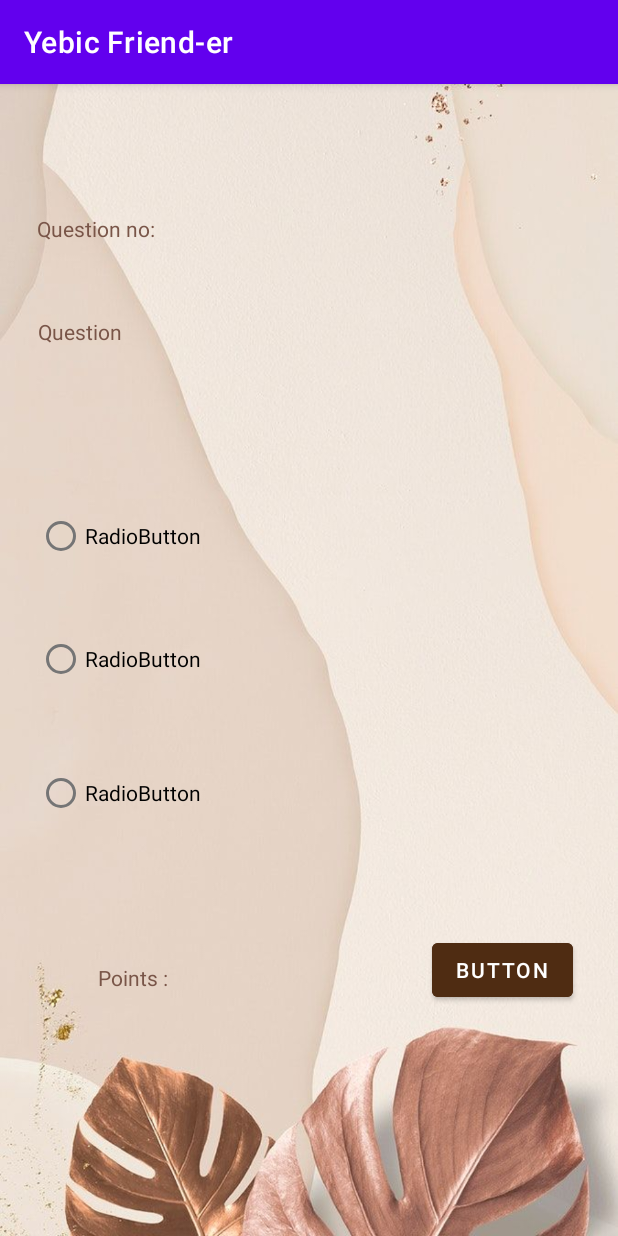
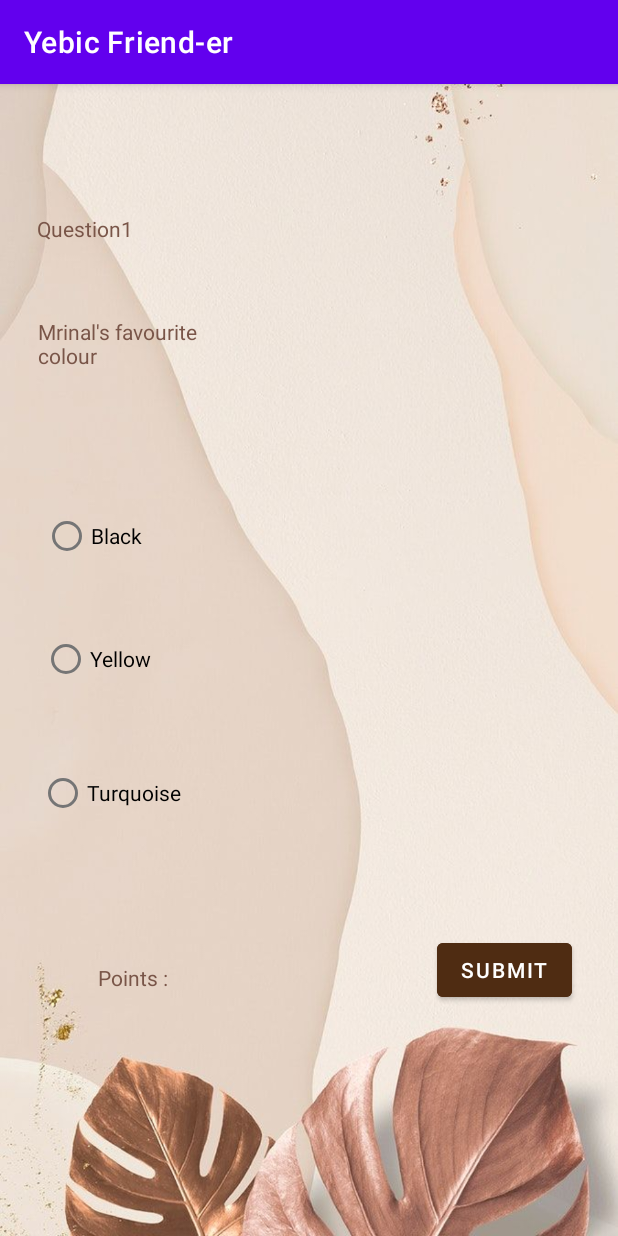
Before and after one commit to Mriiki/Yebic-Friender, an Android app: the SecondActivity screen opened directly, with no data from a screen before it, on a phone screen of 412 x 824 dp. Run offline under Robolectric (Android 15) with nearby library versions, the phone set to English and light mode, and no system bars.

```diff
--- a/YebicFriender/app/src/main/java/com/example/yebicfriend_er/MainActivity.kt
+++ b/YebicFriender/app/src/main/java/com/example/yebicfriend_er/MainActivity.kt
@@ -1,11 +1,22 @@
 package com.example.yebicfriend_er
 
+import android.content.Intent
 import androidx.appcompat.app.AppCompatActivity
 import android.os.Bundle
+import android.widget.Button
 
 class MainActivity : AppCompatActivity() {
     override fun onCreate(savedInstanceState: Bundle?) {
         super.onCreate(savedInstanceState)
         setContentView(R.layout.activity_main)
+
+        var btn1: Button = findViewById(R.id.button2)
+        var intent = Intent (this , SecondActivity::class.java)
+
+        btn1.setOnClickListener{
+            startActivity(intent)
+            finish()
+        }
+
     }
 }
--- a/YebicFriender/app/src/main/java/com/example/yebicfriend_er/SecondActivity.kt
+++ b/YebicFriender/app/src/main/java/com/example/yebicfriend_er/SecondActivity.kt
@@ -1,11 +1,190 @@
 package com.example.yebicfriend_er
 
+import android.content.Intent
 import androidx.appcompat.app.AppCompatActivity
 import android.os.Bundle
+import android.widget.Button
+import android.widget.RadioButton
+import android.widget.TextView
 
 class SecondActivity : AppCompatActivity() {
+    private lateinit var pointText: TextView
+    private lateinit var questionNoText: TextView
+    private lateinit var questionText: TextView
+    private lateinit var optionAText: RadioButton
+    private lateinit var optionBText: RadioButton
+    private lateinit var optionCText: RadioButton
+    private lateinit var submitButton: Button
+
+    private lateinit var questionBank: ArrayList<Question>
+    private var questionNo: Int = 0
+    private var answer: String = ""
+    private var score: Int = 0
+
+
     override fun onCreate(savedInstanceState: Bundle?) {
         super.onCreate(savedInstanceState)
         setContentView(R.layout.activity_second)
+        pointText = findViewById(R.id.textView)
+        questionNoText = findViewById(R.id.textView2)
+        questionText = findViewById(R.id.textView3)
+
+        optionAText = findViewById(R.id.radioButton)
+        optionBText = findViewById(R.id.radioButton2)
+        optionCText = findViewById(R.id.radioButton3)
+
+        submitButton = findViewById(R.id.BUTTON)
+
+        questionBank = ArrayList()
+        questionNo = 0
+
+        setUpQuestions()
+        initlisteners()
+        display(questionNo);
+
     }
+
+    fun clearAll() {
+        optionAText.isChecked = false
+        optionBText.isChecked = false
+        optionCText.isChecked = false
+    }
+
+    fun display(index: Int) {
+        var questionObject = questionBank.get(index)
+        questionNoText.text = "Question" + (questionNo + 1).toString()
+        questionText.text = questionObject.question
+        optionAText.text = questionObject.optionA
+        optionBText.text = questionObject.optionB
+        optionCText.text = questionObject.optionC
+    }
+
+    fun setUpQuestions() {
+        questionBank.add(
+            Question(
+                "Mrinal's favourite colour" ,
+                "Black" ,
+                10,
+                "Yellow" ,
+                15,
+                "Turquoise",
+                5
+
+
+            )
+        )
+        questionBank.add(
+            Question(
+                "Mrinal usually goes by this name at college" ,
+                "Minnal" ,
+                5 ,
+                "Mriiki" ,
+                15 ,
+                "Mrigi" ,
+                10
+            )
+        )
+        questionBank.add(
+            Question(
+                "Mrinal loves to eat" ,
+                "Galaxy" ,
+                5 ,
+                "Pizza" ,
+                15 ,
+                "Brownie" ,
+                10
+
+            )
+        )
+        questionBank.add(
+            Question(
+                "What phrase or word does Mrinal use the most" ,
+                "yebic" ,
+                10 ,
+                "ok da" ,
+                15 ,
+                "yemezing" ,
+                5
+            )
+        )
+        questionBank.add(
+            Question(
+                "How many languages(spoken) does Mrinal know" ,
+                "4" ,
+                0 ,
+                "5" ,
+                15 ,
+                "6" ,
+                0
+
+            )
+        )
+        questionBank.add(
+            Question(
+                "Mrinal's favourite dog breed" ,
+                "Pugs" ,
+                5 ,
+                "Golden retrievers" ,
+                15 ,
+                "Beagles" ,
+                10
+
+            )
+        )
+    }
+    fun isCorrect(value : String) : Boolean {
+        return answer == value
+    }
+    fun initlisteners() {
+        optionAText.setOnClickListener {
+            clearAll()
+            optionAText.isChecked = true
+            answer = "A"
+        }
+
+        optionBText.setOnClickListener {
+            clearAll()
+            optionBText.isChecked = true
+            answer = "B"
+        }
+
+        optionCText.setOnClickListener {
+            clearAll()
+            optionCText.isChecked = true
+            answer = "C"
+
+        }
+        submitButton.setOnClickListener {
+            clearAll()
+
+            if (answer == "A"){score += questionBank.get(questionNo).AW}
+            if (answer == "B"){score += questionBank.get(questionNo).BW}
+            if (answer == "C"){score += questionBank.get(questionNo).CW}
+            pointText.text = "Points: $score"
+
+
+            if (questionNo < (questionBank.size - 1)) {
+                questionNo++
+                display(questionNo)
+
+            } else {
+                //go to next page
+                var intent = Intent(this, ThirdActivity::class.java)
+                intent.putExtra("score", score.toString())
+                startActivity(intent)
+            }
+        }
+    }
+    data class  Question (
+        var  question: String ,
+        var optionA: String ,
+        var AW: Int,
+        var optionB: String ,
+        var BW: Int,
+        var optionC: String ,
+        var CW: Int,
+    )
+
+
+
 }
--- a/YebicFriender/app/src/main/res/layout/activity_second.xml
+++ b/YebicFriender/app/src/main/res/layout/activity_second.xml
@@ -84,11 +84,11 @@
         app:layout_constraintVertical_bias="0.623" />
 
     <Button
-        android:id="@+id/button"
+        android:id="@+id/BUTTON"
         android:layout_width="wrap_content"
         android:layout_height="wrap_content"
         android:backgroundTint="#4f2c12"
-        android:text="@string/button"
+        android:text="@string/submit"
         app:layout_constraintBottom_toBottomOf="parent"
         app:layout_constraintEnd_toEndOf="parent"
         app:layout_constraintHorizontal_bias="0.905"
--- a/YebicFriender/app/src/main/res/values/strings.xml
+++ b/YebicFriender/app/src/main/res/values/strings.xml
@@ -2,12 +2,9 @@
     <string name="app_name">Yebic Friend-er</string>
     <string name="starteu">STARTEU</string>
     <string name="todo">TODO</string>
-    <string name="todo">TODO</string>
     <string name="points">Points :</string>
     <string name="question_no">Question No;</string>
     <string name="question">Question</string>
-    <string name="radiobutton">RadioButton</string>
-    <string name="radiobutton">RadioButton</string>
     <string name="radiobutton">RadioButton</string>
     <string name="button">Button</string>
     <string name="score">SCORE</string>
@@ -16,4 +13,5 @@
     <string name="lessgo_homee">LESSGO HOMEE</string>
     <string name="developed_by_mrinal_asj_workshop_by_gdsc">Developed by Mrinal (ASJ workshop by GDSC)</string>
     <string name="qnno">Question no:</string>
+    <string name="submit">SUBMIT</string>
 </resources>
```
